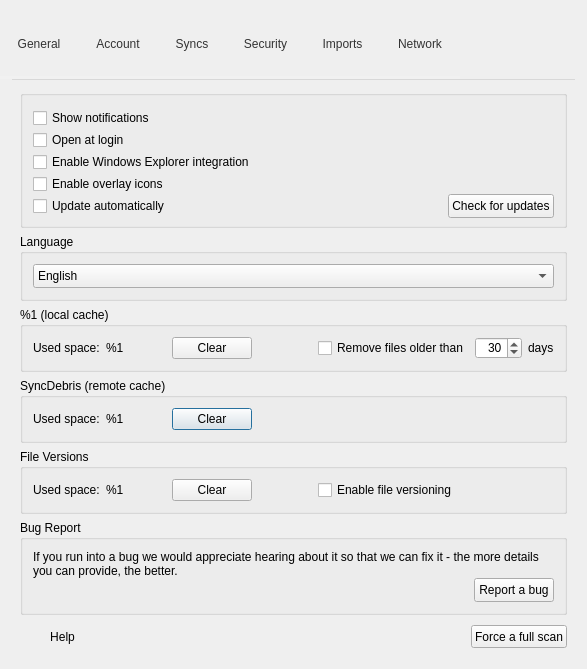
Before: the Qt Designer form src/MEGASync/gui/win/SettingsDialog.ui in meganz/MEGAsync, drawn with Qt 5.
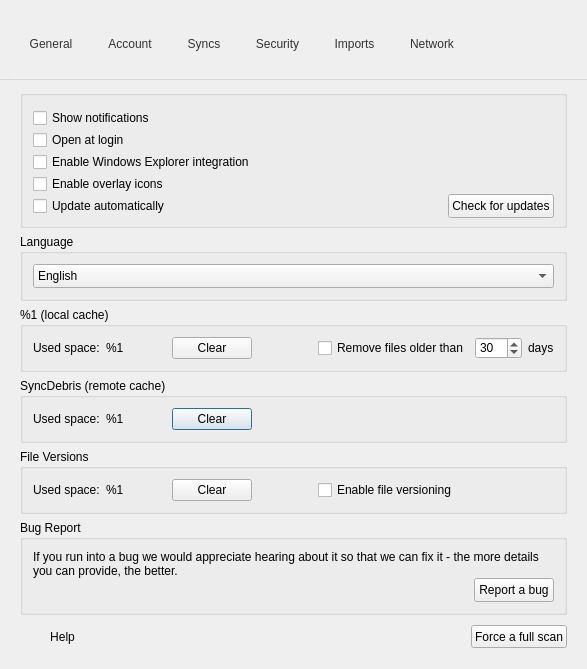
After: the same form once the commit is applied. The open tabs and pages were chosen to show the change. Icons and pictures are not drawn. Custom widgets are drawn as their Qt base class.

Commit message: Settings dialog: fix some margins for windows

Diff of the .ui file:
```diff
--- a/src/MEGASync/gui/win/SettingsDialog.ui
+++ b/src/MEGASync/gui/win/SettingsDialog.ui
@@ -19,8 +19,6 @@
   <property name="styleSheet">
    <string notr="true">#wTabHeader
 {
-margin-left: 12px;
-margin-right: 12px;
 border-bottom: 1px solid rgba(0,0,0,0.1);;
 }
 
@@ -176,13 +174,13 @@
        <enum>QLayout::SetDefaultConstraint</enum>
       </property>
       <property name="leftMargin">
-       <number>0</number>
+       <number>12</number>
       </property>
       <property name="topMargin">
        <number>9</number>
       </property>
       <property name="rightMargin">
-       <number>0</number>
+       <number>12</number>
       </property>
       <property name="bottomMargin">
        <number>0</number>
@@ -846,7 +844,7 @@
           <item>
            <widget class="QSpinBox" name="sCacheSchedulerDays">
             <property name="alignment">
-             <set>Qt::AlignRight|Qt::AlignTrailing|Qt::AlignVCenter</set>
+             <set>Qt::AlignLeading|Qt::AlignLeft|Qt::AlignVCenter</set>
             </property>
             <property name="minimum">
              <number>1</number>
```
Left out of the diff: 4 changed lines with no effect on the pictures. The commit also changes 1 other file.
